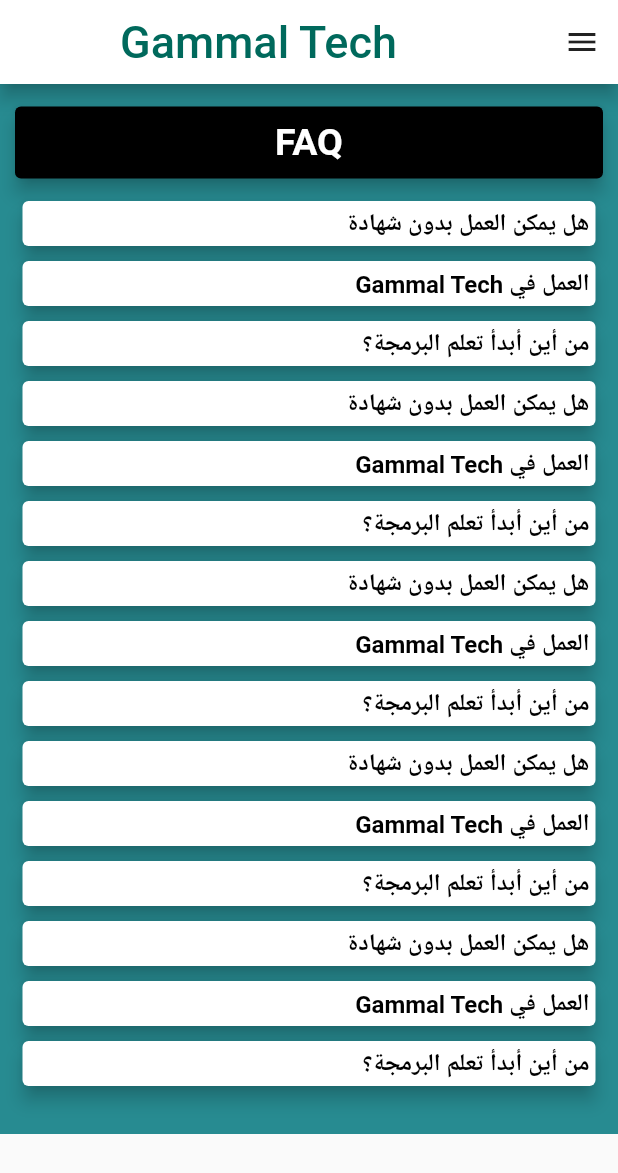
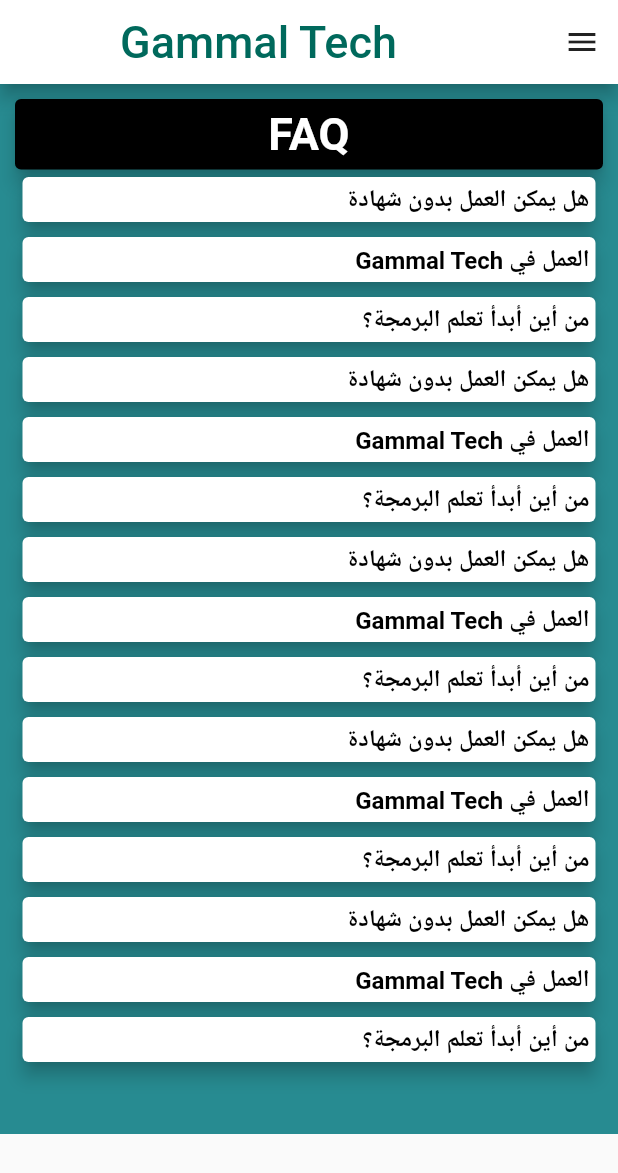
Before and after one commit to AhmedAbdoElhawary/gammal_tech_mobile_app, a Flutter app: the faqPage screen opened directly, on a phone screen of 412 x 824 dp. Shown: the top 1173 px of the screen. Run offline on Flutter 3.47's test engine with Material 2 defaults, Android fonts, the phone set to English and light mode, and no system bars; our stand-ins replace chewie, cloud_firestore, firebase_auth, firebase_core, video_player; accounts and stored records are empty; network calls fail.

Commit message:
delete containerOfTheHeadOfTheList and replace with external method

```diff
--- a/lib/FAQ_page.dart
+++ b/lib/FAQ_page.dart
@@ -4,7 +4,7 @@ import 'package:flutter/widgets.dart';
 import 'package:gammal_tech_mobile_app/FAQ_video_page.dart';
 import 'package:gammal_tech_mobile_app/common_ui/common-ui.dart';
 
-final titles = [
+final titles_faq = [
   "هل يمكن العمل بدون شهادة",
   "Gammal Tech العمل في",
   'من أين أبدأ تعلم البرمجة؟',
@@ -20,9 +20,6 @@ final titles = [
   "هل يمكن العمل بدون شهادة",
   "Gammal Tech العمل في",
   'من أين أبدأ تعلم البرمجة؟',
-
-
-
 ];
 
 class faqPage extends StatelessWidget {
@@ -35,7 +32,7 @@ class faqPage extends StatelessWidget {
         height: 700,
         color: Color.fromARGB(215, 0, 118, 125),
         child:ListView.separated(
-            itemCount: titles.length,
+            itemCount: titles_faq.length,
             itemBuilder: (context, index) {
               return container(index,context);
             },
@@ -51,44 +48,11 @@ class faqPage extends StatelessWidget {
     return Column(
       children: [
         if(index==0)
-          containerOfTheHeadOfTheList(),
-        buildCard(context,titles[index],index),
+          TheHeadCardOfText("FAQ"),
+        buildCard(context,titles_faq[index],index),
       ],
     );
   }
-
-  Column containerOfTheHeadOfTheList(){
-    return Column(
-      children: [
-        Card(
-          margin: EdgeInsets.only(left: 10, right: 10, top: 15),
-          elevation: 5,
-          color: Colors.black,
-          child: TextButton(
-            onPressed: () {
-              // Navigator.push(context,
-              //     MaterialPageRoute(builder: (context) => CoursesPage()));
-            },
-            child: Container(
-              width: double.infinity,
-              alignment: Alignment.center,
-              child: Text(
-                "FAQ",
-                style: TextStyle(
-                    fontSize: 25,
-                    color: Colors.white,
-                    fontWeight: FontWeight.bold),
-              ),
-            ),
-          ),
-        ),
-        SizedBox(
-          height: 10,
-        ),
-      ],
-    );
-  }
-
 
   Card buildCard(BuildContext context,String title,int index) {
     return Card(
@@ -97,7 +61,7 @@ class faqPage extends StatelessWidget {
       child: InkWell(
         onTap:(){
           Navigator.push(
-              context, MaterialPageRoute(builder: (context) => faqVideoPage(titles[index])));
+              context, MaterialPageRoute(builder: (context) => faqVideoPage(titles_faq[index])));
         } ,
         child: Container(
           padding: EdgeInsets.all(4),
```
